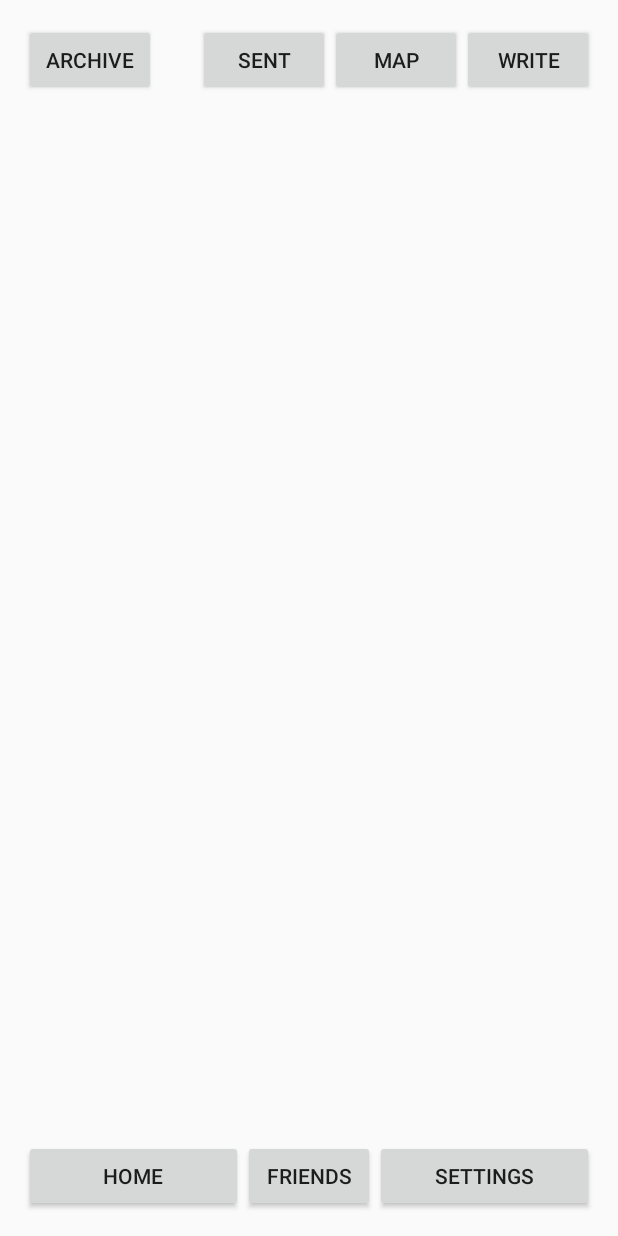
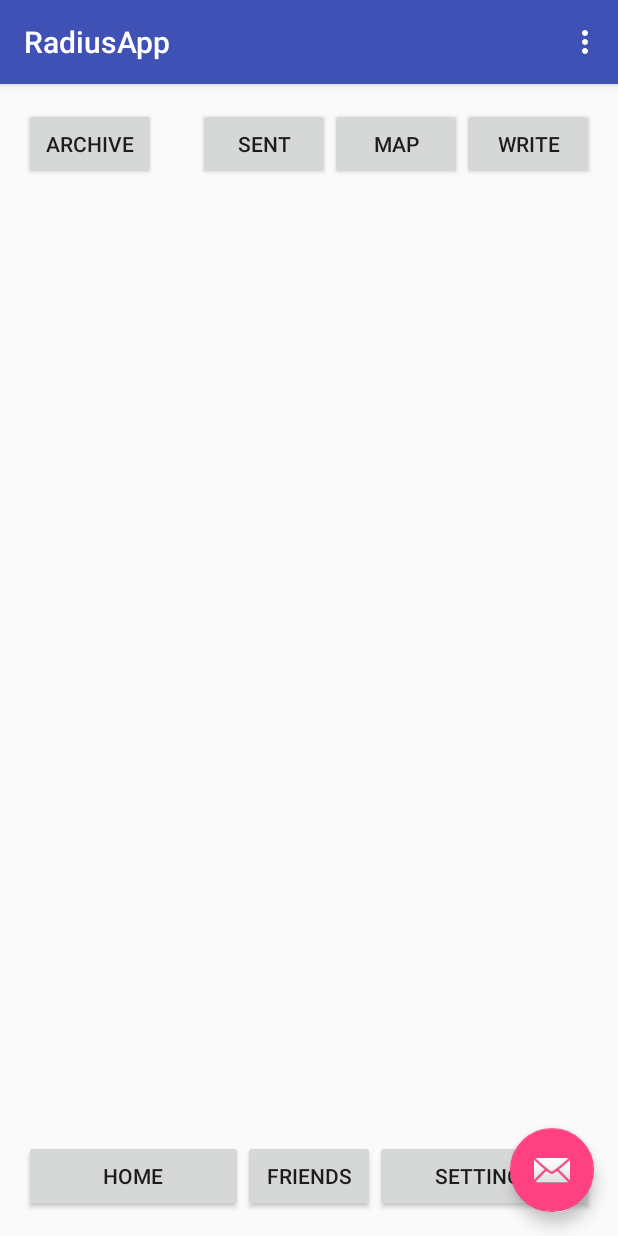
Before and after one commit to reginax/radius, an Android app: the screen it shows after launch (MainActivity), on a phone screen of 412 x 824 dp. Run offline under Robolectric (Android 15) with nearby library versions, the phone set to English and light mode, and no system bars.

Commit message:
updated activity_main.xml

```diff
--- a/RadiusApp/app/src/main/res/layout/activity_main.xml
+++ b/RadiusApp/app/src/main/res/layout/activity_main.xml
@@ -7,9 +7,27 @@
     tools:context=".MainActivity">
 
 
+    <android.support.design.widget.AppBarLayout
+        android:layout_height="wrap_content"
+        android:layout_width="match_parent"
+        android:theme="@style/AppTheme.AppBarOverlay">
+
+        <android.support.v7.widget.Toolbar android:id="@+id/toolbar"
+            android:layout_width="match_parent"
+            android:layout_height="?attr/actionBarSize"
+            android:background="?attr/colorPrimary"
+            android:theme="@style/AppTheme.AppBarOverlay"
+            app:popupTheme="@style/AppTheme.PopupOverlay" />
+    </android.support.design.widget.AppBarLayout>
 
     <include layout="@layout/content_main" />
 
-
+    <android.support.design.widget.FloatingActionButton
+        android:id="@+id/fab"
+        android:layout_width="wrap_content"
+        android:layout_height="wrap_content"
+        android:layout_gravity="end|bottom"
+        android:layout_margin="@dimen/fab_margin"
+        android:src="@android:drawable/ic_dialog_email" />
 
 </android.support.design.widget.CoordinatorLayout>
```
Also changed, not shown: 1 other file.
